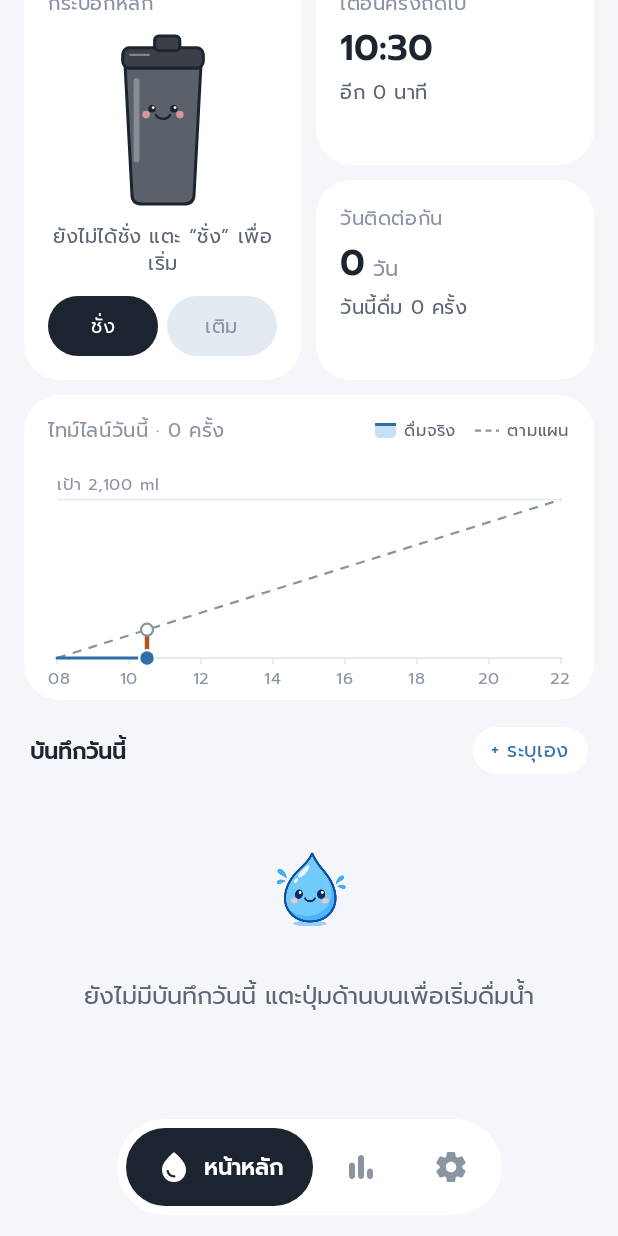
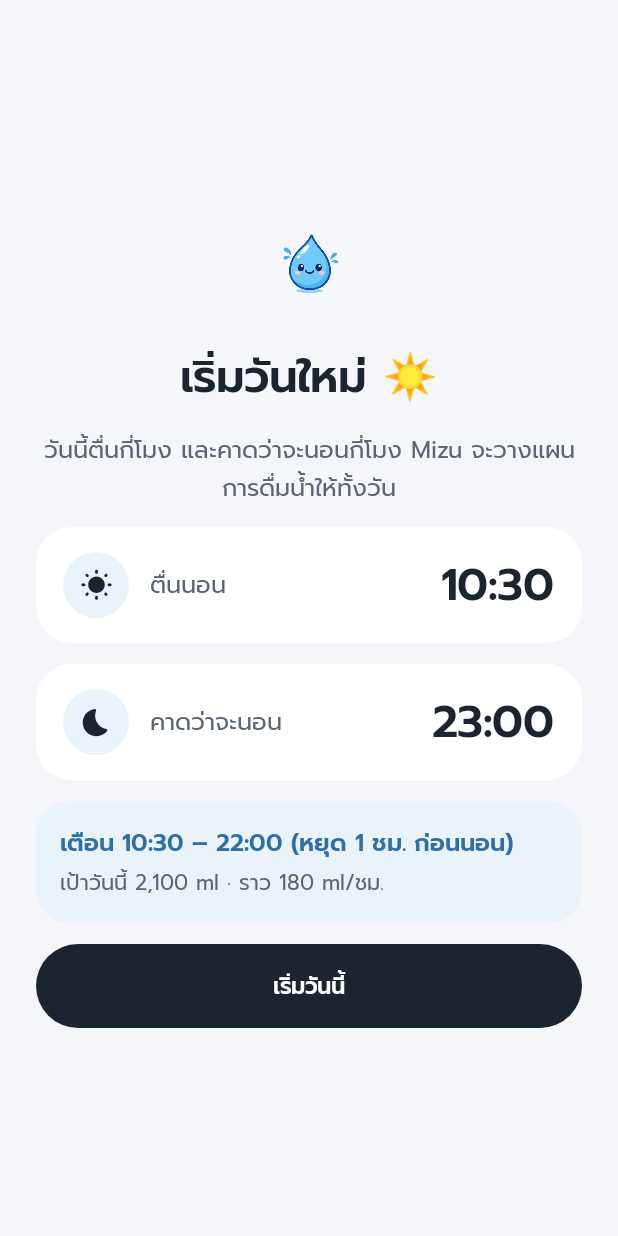
Before and after one commit to coolza254-lgtm/Mizu, an Android app built with Jetpack Compose: the screen it shows after launch (MainActivity), scrolled down 316 dp, on a phone screen of 412 x 824 dp. Run offline under Robolectric (Android 15) with nearby library versions, the phone set to English and light mode, and no system bars; our stand-ins replace Room's generated code; pictures from the network do not load; 1 statement that could not run was skipped.

Commit message:
Ask wake-up and bed times on the first open of each day
Today's reminder window runs from wake-up to an hour before the expected
bedtime (bed after midnight: until 23:59; at least 2 h). The plan screen
covers the app until answered and shows the window and the hourly pace.
Core DayPlan with tests; CI screenshot of the screen.

Co-Authored-By: Claude Opus 5.5 <noreply@anthropic.com>
Claude-Session: https://claude.ai/code/session_01EuHuv692QWZYaeLcnojGwe

```diff
--- a/app/src/main/java/com/example/mizu/MainActivity.kt
+++ b/app/src/main/java/com/example/mizu/MainActivity.kt
@@ -32,6 +32,10 @@ class MainActivity : ComponentActivity() {
                 goalMl = 2100,
             )
         }
+        if (BuildConfig.DEBUG && intent.getBooleanExtra("mizu_plan", false)) {
+            // CI: show the day-plan screen again.
+            kotlinx.coroutines.runBlocking { container.settings.update { it.copy(planDate = null) } }
+        }
         if (BuildConfig.DEBUG && intent.getBooleanExtra("mizu_alarm", false)) {
             // Sample alarm-level reminder so CI can screenshot the full-screen alarm.
             startActivity(
--- a/app/src/main/java/com/example/mizu/data/SettingsRepository.kt
+++ b/app/src/main/java/com/example/mizu/data/SettingsRepository.kt
@@ -15,6 +15,7 @@ import com.example.mizu.core.GoalMode
 import com.example.mizu.core.MizuSettings
 import com.example.mizu.util.toEpochMs
 import com.example.mizu.util.toLocalDateTime
+import java.time.LocalDate
 import java.time.LocalDateTime
 import java.time.LocalTime
 import kotlinx.coroutines.flow.Flow
@@ -50,6 +51,8 @@ class SettingsRepository(context: Context) {
         val dryMinutes = intPreferencesKey("dry_minutes")
         val alarmEnabled = booleanPreferencesKey("alarm_enabled")
         val sirenEnabled = booleanPreferencesKey("siren_enabled")
+        val planDate = longPreferencesKey("plan_epoch_day")
+        val bedTime = intPreferencesKey("bed_time_min")
         val alarmDeficit = intPreferencesKey("alarm_deficit_ml")
         val lastReminder = longPreferencesKey("last_reminder_ms")
         val snoozeUntil = longPreferencesKey("snooze_until_ms")
@@ -91,6 +94,9 @@ class SettingsRepository(context: Context) {
             prefs[Keys.dryMinutes] = next.dryMinutes
             prefs[Keys.alarmEnabled] = next.alarmEnabled
             prefs[Keys.sirenEnabled] = next.sirenEnabled
+            val plan = next.planDate
+            if (plan == null) prefs.remove(Keys.planDate) else prefs[Keys.planDate] = plan.toEpochDay()
+            prefs[Keys.bedTime] = next.bedTime.toSecondOfDay() / 60
             prefs[Keys.alarmDeficit] = next.alarmDeficitMl
         }
     }
@@ -139,6 +145,8 @@ class SettingsRepository(context: Context) {
             dryMinutes = this[Keys.dryMinutes] ?: d.dryMinutes,
             alarmEnabled = this[Keys.alarmEnabled] ?: d.alarmEnabled,
             sirenEnabled = this[Keys.sirenEnabled] ?: d.sirenEnabled,
+            planDate = this[Keys.planDate]?.let { LocalDate.ofEpochDay(it) },
+            bedTime = this[Keys.bedTime]?.let { LocalTime.of(it / 60, it % 60) } ?: d.bedTime,
             alarmDeficitMl = this[Keys.alarmDeficit] ?: d.alarmDeficitMl,
         )
     }
--- /dev/null
+++ b/app/src/main/java/com/example/mizu/ui/DayPlanScreen.kt
@@ -0,0 +1,122 @@
+package com.example.mizu.ui
+
+import androidx.activity.compose.BackHandler
+import androidx.compose.foundation.Image
+import androidx.compose.foundation.background
+import androidx.compose.foundation.clickable
+import androidx.compose.foundation.interaction.MutableInteractionSource
+import androidx.compose.foundation.layout.Arrangement
+import androidx.compose.foundation.layout.Column
+import androidx.compose.foundation.layout.Row
+import androidx.compose.foundation.layout.fillMaxSize
+import androidx.compose.foundation.layout.fillMaxWidth
+import androidx.compose.foundation.layout.navigationBarsPadding
+import androidx.compose.foundation.layout.padding
+import androidx.compose.foundation.layout.size
+import androidx.compose.foundation.layout.statusBarsPadding
+import androidx.compose.foundation.rememberScrollState
+import androidx.compose.foundation.verticalScroll
+import androidx.compose.material.icons.Icons
+import androidx.compose.material.icons.rounded.Bedtime
+import androidx.compose.material.icons.rounded.WbSunny
+import androidx.compose.material3.MaterialTheme
+import androidx.compose.material3.Text
+import androidx.compose.runtime.Composable
+import androidx.compose.runtime.getValue
+import androidx.compose.runtime.mutableStateOf
+import androidx.compose.runtime.remember
+import androidx.compose.runtime.setValue
+import androidx.compose.ui.Alignment
+import androidx.compose.ui.Modifier
+import androidx.compose.ui.graphics.vector.ImageVector
+import androidx.compose.ui.res.painterResource
+import androidx.compose.ui.res.stringResource
+import androidx.compose.ui.unit.dp
+import com.example.mizu.R
+import com.example.mizu.core.DayPlan
+import com.example.mizu.core.MizuSettings
+import java.time.Duration
+import java.time.LocalDateTime
+import java.time.LocalTime
+import kotlin.math.roundToInt
+
+/**
+ * First open of the day: when did you wake up, when do you expect to sleep. Today's reminder window and pace
+ * are planned from it. It must be answered (back does nothing) and covers the app until then.
+ */
+@Composable
+fun DayPlanScreen(settings: MizuSettings, now: LocalDateTime, onSave: (wake: LocalTime, bed: LocalTime) -> Unit) {
+    var wake by remember { mutableStateOf(defaultWake(now, settings)) }
+    var bed by remember { mutableStateOf(settings.bedTime) }
+    var editing by remember { mutableStateOf<Int?>(null) }
+    BackHandler { }
+
+    val plan = DayPlan.apply(settings, now.toLocalDate(), wake, bed)
+    val hours = Duration.between(plan.reminderStart, plan.reminderEnd).toMinutes() / 60.0
+    val perHour = if (hours > 0) (settings.goalMl / hours / 10).roundToInt() * 10 else settings.goalMl
+
+    Column(
+        Modifier
+            .fillMaxSize()
+            .background(MizuColors.Paper)
+            // Swallow taps so nothing underneath reacts while the plan is open.
+            .clickable(interactionSource = remember { MutableInteractionSource() }, indication = null) { }
+            .statusBarsPadding()
+            .navigationBarsPadding()
+            .verticalScroll(rememberScrollState())
+            .padding(24.dp),
+        verticalArrangement = Arrangement.spacedBy(14.dp, Alignment.CenterVertically),
+    ) {
+        Image(
+            painterResource(R.drawable.mizu_mascot),
+            contentDescription = null,
+            modifier = Modifier.size(76.dp).align(Alignment.CenterHorizontally),
+        )
+        FitText(stringResource(R.string.plan_title), MaterialTheme.typography.headlineMedium, MizuColors.Ink, Modifier.align(Alignment.CenterHorizontally))
+        Text(
+            stringResource(R.string.plan_subtitle),
+            style = MaterialTheme.typography.bodyLarge,
+            color = MizuColors.InkSoft,
+            textAlign = androidx.compose.ui.text.style.TextAlign.Center,
+            modifier = Modifier.fillMaxWidth(),
+        )
+        TimeTile(Icons.Rounded.WbSunny, stringResource(R.string.plan_wake), wake) { editing = 0 }
+        TimeTile(Icons.Rounded.Bedtime, stringResource(R.string.plan_bed), bed) { editing = 1 }
+        Column(
+            Modifier.fillMaxWidth().background(MizuColors.Foam, MaterialTheme.shapes.medium).padding(16.dp),
+            verticalArrangement = Arrangement.spacedBy(4.dp),
+        ) {
+            Text(
+                stringResource(R.string.plan_window, plan.reminderStart.format(TIME_FORMAT), plan.reminderEnd.format(TIME_FORMAT)),
+                style = MaterialTheme.typography.titleMedium,
+                color = MizuColors.WaterDeep,
+            )
+            Text(
+                stringResource(R.string.plan_pace, settings.goalMl.grouped(), perHour.grouped()),
+                style = MaterialTheme.typography.bodyMedium,
+                color = MizuColors.InkSoft,
+            )
+        }
+        PrimaryButton(stringResource(R.string.plan_start), { onSave(wake, bed) }, Modifier.fillMaxWidth(), haptic = HapticKind.SUCCESS)
+    }
+
+    when (editing) {
+        0 -> TimeDialog(wake, onConfirm = { wake = it; editing = null }, onDismiss = { editing = null })
+        1 -> TimeDialog(bed, onConfirm = { bed = it; editing = null }, onDismiss = { editing = null })
+    }
+}
+
+@Composable
+private fun TimeTile(icon: ImageVector, label: String, time: LocalTime, onClick: () -> Unit) {
+    GlassCard(onClick = onClick, padding = androidx.compose.foundation.layout.PaddingValues(horizontal = 18.dp, vertical = 16.dp)) {
+        Row(verticalAlignment = Alignment.CenterVertically) {
+            IconBadge(icon, size = 44.dp)
+            FitText(label, MaterialTheme.typography.bodyLarge, MizuColors.InkSoft, Modifier.weight(1f).padding(horizontal = 14.dp))
+            Text(time.format(TIME_FORMAT), style = MaterialTheme.typography.headlineMedium, color = MizuColors.Ink)
+        }
+    }
+}
+
+/** Opening the app in the morning: probably just woke up (rounded down to 5 min). Later: yesterday's start. */
+private fun defaultWake(now: LocalDateTime, settings: MizuSettings): LocalTime =
+    if (now.hour in 4..12) LocalTime.of(now.hour, now.minute / 5 * 5) else settings.reminderStart
--- a/app/src/main/java/com/example/mizu/ui/MizuRoot.kt
+++ b/app/src/main/java/com/example/mizu/ui/MizuRoot.kt
@@ -204,6 +204,17 @@ private fun MizuShell(vm: MizuViewModel, startScreen: String?, quickRequest: Qui
             }
         }
 
+        // First open of the day: wake-up and bed times plan today's window.
+        val planSettings by vm.settings.collectAsStateWithLifecycle()
+        val now by vm.now.collectAsStateWithLifecycle()
+        val ps = planSettings
+        if (ps != null && com.example.mizu.core.DayPlan.needsPlan(ps, now.toLocalDate())) {
+            DayPlanScreen(ps, now) { wake, bed ->
+                haptics.success()
+                vm.saveDayPlan(wake, bed)
+            }
+        }
+
         ToastHost(
             toast,
             Modifier.navigationBarsPadding().padding(bottom = if (overlay == Overlay.NONE) 96.dp else 92.dp),
--- a/app/src/main/java/com/example/mizu/ui/MizuViewModel.kt
+++ b/app/src/main/java/com/example/mizu/ui/MizuViewModel.kt
@@ -86,6 +86,7 @@ class MizuViewModel(app: Application) : AndroidViewModel(app) {
     /** Debug builds only (see MainActivity): sample history so screenshots show real-looking data. */
     fun seedDemo() = viewModelScope.launch {
         val today = LocalDate.now()
+        c.settings.update { it.copy(planDate = today) }
         val pattern = listOf(
             8 to 300, 10 to 250, 12 to 500, 14 to 250, 16 to 350, 18 to 300, 20 to 250,
         )
@@ -125,6 +126,10 @@ class MizuViewModel(app: Application) : AndroidViewModel(app) {
         c.settings.update(transform)
         c.scheduler.reschedule()
     }
+
+    /** Today's window from the wake-up / bed times asked on the first open of the day. */
+    fun saveDayPlan(wake: java.time.LocalTime, bed: java.time.LocalTime) =
+        updateSettings { com.example.mizu.core.DayPlan.apply(it, LocalDate.now(), wake, bed) }
 
     /** Shows a sample reminder at [level] so the user can feel each strength. */
     fun testReminder(level: com.example.mizu.core.ReminderLevel) = viewModelScope.launch {
--- a/app/src/main/java/com/example/mizu/ui/SettingsScreen.kt
+++ b/app/src/main/java/com/example/mizu/ui/SettingsScreen.kt
@@ -618,7 +618,7 @@ private fun BottleSheet(
 }
 
 @Composable
-private fun TimeDialog(initial: LocalTime, onConfirm: (LocalTime) -> Unit, onDismiss: () -> Unit) {
+internal fun TimeDialog(initial: LocalTime, onConfirm: (LocalTime) -> Unit, onDismiss: () -> Unit) {
     val state = rememberTimePickerState(initialHour = initial.hour, initialMinute = initial.minute, is24Hour = true)
     // Read outside: the dialog's own window would answer in the device language, not the in-app one.
     val saveText = stringResource(R.string.save)
--- a/app/src/main/res/values/strings.xml
+++ b/app/src/main/res/values/strings.xml
@@ -239,4 +239,11 @@
     <string name="alarm_danger">ขาดน้ำ!</string>
     <string name="over_apps_permission">ให้ขึ้นเต็มจอขณะใช้เครื่องอยู่</string>
     <string name="over_apps_permission_hint">แตะแล้วเปิด “แสดงทับแอปอื่น” ให้ Mizu ไม่งั้นจะขึ้นเต็มจอเฉพาะตอนล็อกจอ ตอนใช้เครื่องจะเป็นแถบแจ้งเตือนแทน</string>
+    <string name="plan_title">เริ่มวันใหม่ ☀️</string>
+    <string name="plan_subtitle">วันนี้ตื่นกี่โมง และคาดว่าจะนอนกี่โมง Mizu จะวางแผนการดื่มน้ำให้ทั้งวัน</string>
+    <string name="plan_wake">ตื่นนอน</string>
+    <string name="plan_bed">คาดว่าจะนอน</string>
+    <string name="plan_window">เตือน %1$s – %2$s (หยุด 1 ชม. ก่อนนอน)</string>
+    <string name="plan_pace">เป้าวันนี้ %1$s ml · ราว %2$s ml/ชม.</string>
+    <string name="plan_start">เริ่มวันนี้</string>
 </resources>
--- /dev/null
+++ b/core/src/main/kotlin/com/example/mizu/core/DayPlan.kt
@@ -0,0 +1,35 @@
+package com.example.mizu.core
+
+import java.time.LocalDate
+import java.time.LocalTime
+
+/**
+ * Today's drinking window from the wake-up and expected bed times entered when the app is first opened each day:
+ * reminders start at wake-up and stop [QUIET_BEFORE_BED_MIN] before bed, so the goal is not pushed right before sleep.
+ */
+object DayPlan {
+    const val QUIET_BEFORE_BED_MIN = 60L
+
+    /** Shortest window that still makes sense; a later bed time is pushed out to give at least this. */
+    const val MIN_WINDOW_MIN = 120L
+
+    fun needsPlan(settings: MizuSettings, today: LocalDate): Boolean = settings.planDate != today
+
+    /**
+     * Applies the plan. A bed time at or before wake-up is taken as after midnight; the window then runs to
+     * 23:59 at the latest (the engine works within one calendar day).
+     */
+    fun apply(settings: MizuSettings, today: LocalDate, wake: LocalTime, bed: LocalTime): MizuSettings {
+        val wakeMin = wake.toSecondOfDay() / 60L
+        val bedMin = (bed.toSecondOfDay() / 60L).let { if (it <= wakeMin) it + 24 * 60 else it }
+        val lastMin = 23 * 60L + 59
+        val endMin = (bedMin - QUIET_BEFORE_BED_MIN).coerceAtLeast(wakeMin + MIN_WINDOW_MIN).coerceAtMost(lastMin)
+        val startMin = wakeMin.coerceAtMost(endMin - 1)
+        return settings.copy(
+            reminderStart = LocalTime.of((startMin / 60).toInt(), (startMin % 60).toInt()),
+            reminderEnd = LocalTime.of((endMin / 60).toInt(), (endMin % 60).toInt()),
+            bedTime = bed,
+            planDate = today,
+        )
+    }
+}
--- a/core/src/main/kotlin/com/example/mizu/core/Models.kt
+++ b/core/src/main/kotlin/com/example/mizu/core/Models.kt
@@ -1,5 +1,6 @@
 package com.example.mizu.core
 
+import java.time.LocalDate
 import java.time.LocalDateTime
 import java.time.LocalTime
 
@@ -74,6 +75,11 @@ data class MizuSettings(
     val alarmEnabled: Boolean = true,
     /** Alarm level: red alert screen with a siren (false = the system alarm sound). */
     val sirenEnabled: Boolean = true,
+    // ---- day plan (asked on the first open of each day) ----
+    /** The day the wake / bed times were last entered; null = never. */
+    val planDate: LocalDate? = null,
+    /** Expected bedtime last entered (reminders end [DayPlan.QUIET_BEFORE_BED_MIN] before it). */
+    val bedTime: LocalTime = LocalTime.of(23, 0),
     val alarmDeficitMl: Int = 800,
 ) {
     /** The goal actually in effect for the chosen [goalMode]. */
```
Also changed, not shown: 4 other files.
